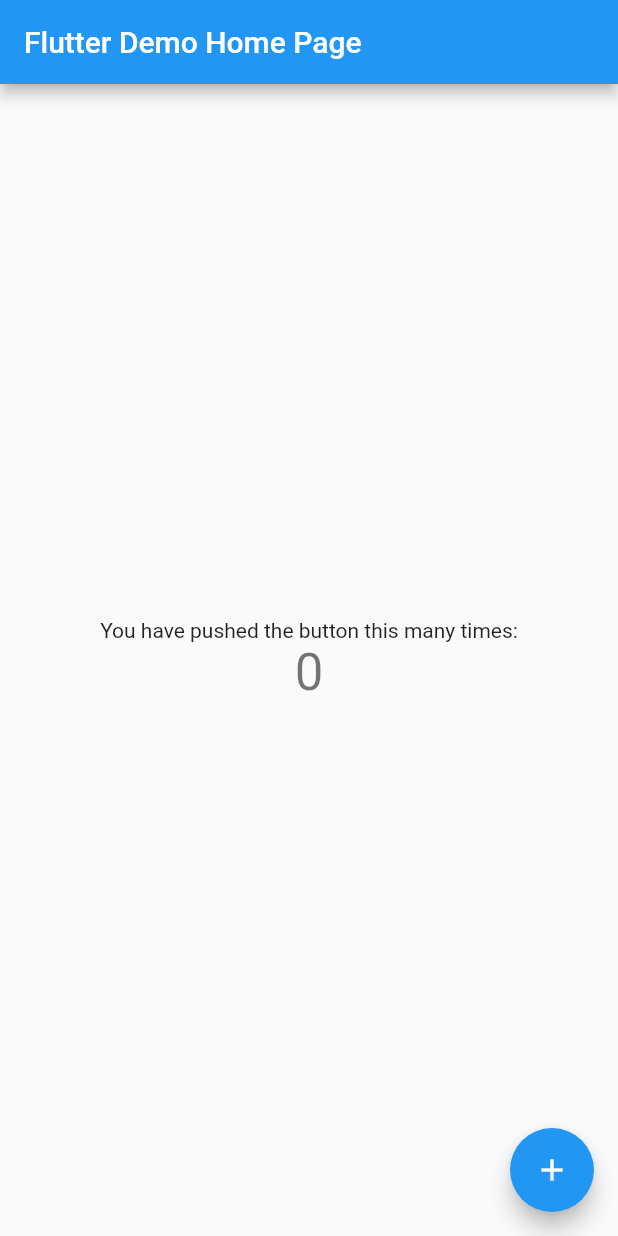
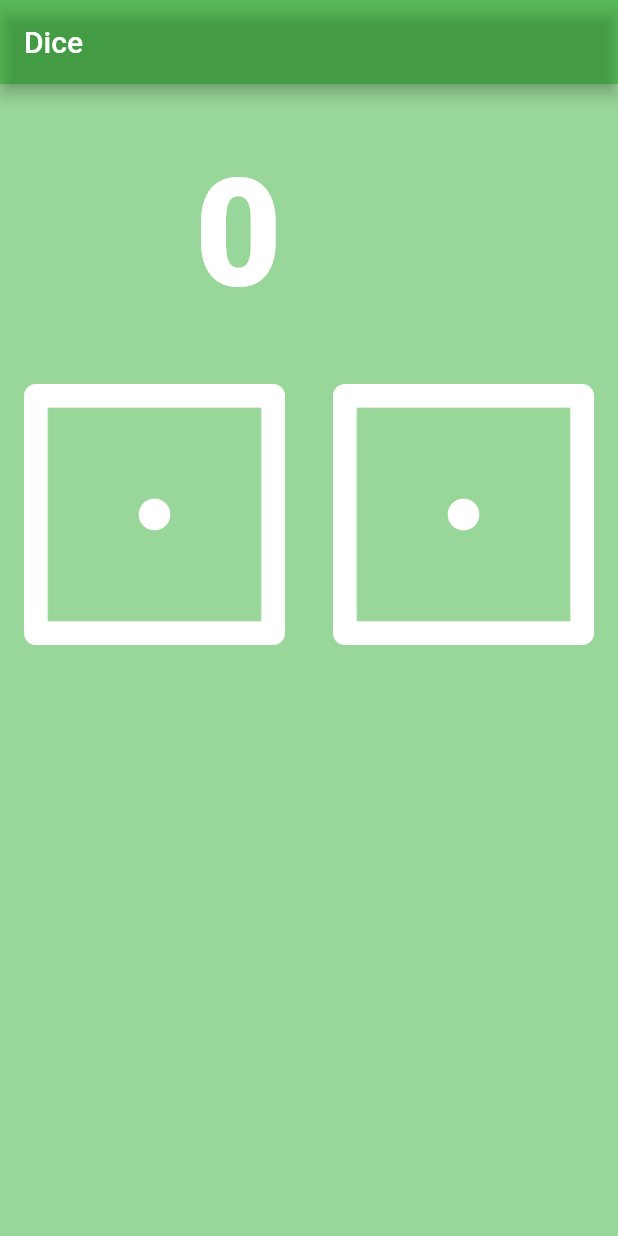
Before and after one commit to denzgrant/Flutter_Dice, a Flutter app: the screen it shows after launch, on a phone screen of 412 x 824 dp. Run offline on Flutter 3.47's test engine with Material 2 defaults, Android fonts, the phone set to English and light mode, and no system bars.

Commit message:
pushing project

```diff
--- a/lib/main.dart
+++ b/lib/main.dart
@@ -1,108 +1,106 @@
 import 'package:flutter/material.dart';
+import 'dart:math';
 
 void main() {
-  runApp(App());
+  return runApp(
+    MaterialApp(
+      home: Scaffold(
+        backgroundColor: Color.fromRGBO(0, 153, 0, 0.4),
+        appBar: AppBar(
+          title: Text('Dice'),
+          backgroundColor: Color.fromRGBO(0, 153, 0, 0.4),
+        ),
+        body: DicePage(),
+      ),
+    ),
+  );
 }
 
-class App extends StatelessWidget {
-  // This widget is the root of your application.
+class DicePage extends StatefulWidget {
   @override
+  _DicePageState createState() => _DicePageState();
+}
+
+//Static language but 'dynamic' keyword makes it dynamic
+
+class _DicePageState extends State<DicePage> {
+  //State of stateless widgets are not meant to change
+  //State is the way how things are or displayed
+  //Updates or changes? Stateful Widget.
+  int leftDiceNumber = 1;
+  int rightDiceNumber = 1;
+  int diceTotal = 0;
+
+  @override
+  //Build method refreshes every time the page is saved.
   Widget build(BuildContext context) {
-    return MaterialApp(
-      title: 'Flutter Demo',
-      theme: ThemeData(
-        primarySwatch: Colors.blue,
-        // This makes the visual density adapt to the platform that you run
-        // the app on. For desktop platforms, the controls will be smaller and
-        // closer together (more dense) than on mobile platforms.
-        visualDensity: VisualDensity.adaptivePlatformDensity,
+    Random random = new Random();
+    void randomDice() {
+      setState(() {
+        leftDiceNumber = random.nextInt(6) + 1;
+        rightDiceNumber = random.nextInt(6) + 1;
+        diceTotal = leftDiceNumber + rightDiceNumber;
+      });
+    }
+
+    // void diceAmount() {
+    //   setState(() {
+    //     var diceTotal = leftDiceNumber + rightDiceNumber;
+    //     // print(diceTotal);
+    //   });
+    // }
+
+    print(diceTotal);
+
+    return Center(
+      child: Column(
+        children: [
+          Row(
+            children: [
+              Padding(
+                padding: const EdgeInsets.only(left: 130.0),
+                child: Text(
+                  "$diceTotal",
+                  textAlign: TextAlign.center,
+                  overflow: TextOverflow.ellipsis,
+                  style: TextStyle(
+                    fontWeight: FontWeight.w900,
+                    fontSize: 100,
+                    color: Colors.white,
+                  ),
+                ),
+              ),
+              SizedBox(
+                height: 200,
+              ),
+            ],
+          ),
+          Row(
+            children: <Widget>[
+              Expanded(
+                //Expanded uses flex like Bootstrap
+                //Expanded widget automatically fills up the screen space
+                child: FlatButton(
+                  child: Image.asset('images/dice$leftDiceNumber.png'),
+                  onPressed: () {
+                    randomDice();
+                    // diceAmount();
+                  },
+                ),
+              ),
+              Expanded(
+                child: FlatButton(
+                  child: Image.asset('images/dice$rightDiceNumber.png'),
+                  onPressed: () {
+                    randomDice();
+                    // diceAmount();
+                  },
+                ),
+              ),
+            ],
+          ),
+        ],
       ),
-      home: HomePage(title: 'Flutter Demo Home Page'),
     );
   }
 }
-
-class HomePage extends StatefulWidget {
-  HomePage({Key key, this.title}) : super(key: key);
-
-  // This widget is the home page of your application. It is stateful, meaning
-  // that it has a State object (defined below) that contains fields that affect
-  // how it looks.
-
-  // This class is the configuration for the state. It holds the values (in this
-  // case the title) provided by the parent (in this case the App widget) and
-  // used by the build method of the State. Fields in a Widget subclass are
-  // always marked "final".
-
-  final String title;
-
-  @override
-  _HomePageState createState() => _HomePageState();
-}
-
-class _HomePageState extends State<HomePage> {
-  int _counter = 0;
-
-  void _incrementCounter() {
-    setState(() {
-      // This call to setState tells the Flutter framework that something has
-      // changed in this State, which causes it to rerun the build method below
-      // so that the display can reflect the updated values. If we changed
-      // _counter without calling setState(), then the build method would not be
-      // called again, and so nothing would appear to happen.
-      _counter++;
-    });
-  }
-
-  @override
-  Widget build(BuildContext context) {
-    // This method is rerun every time setState is called, for instance as done
-    // by the _incrementCounter method above.
-    //
-    // The Flutter framework has been optimized to make rerunning build methods
-    // fast, so that you can just rebuild anything that needs updating rather
-    // than having to individually change instances of widgets.
-    return Scaffold(
-      appBar: AppBar(
-        // Here we take the value from the HomePage object that was created by
-        // the App.build method, and use it to set our appbar title.
-        title: Text(widget.title),
-      ),
-      body: Center(
-        // Center is a layout widget. It takes a single child and positions it
-        // in the middle of the parent.
-        child: Column(
-          // Column is also a layout widget. It takes a list of children and
-          // arranges them vertically. By default, it sizes itself to fit its
-          // children horizontally, and tries to be as tall as its parent.
-          //
-          // Invoke "debug painting" (press "p" in the console, choose the
-          // "Toggle Debug Paint" action from the Flutter Inspector in Android
-          // Studio, or the "Toggle Debug Paint" command in Visual Studio Code)
-          // to see the wireframe for each widget.
-          //
-          // Column has various properties to control how it sizes itself and
-          // how it positions its children. Here we use mainAxisAlignment to
-          // center the children vertically; the main axis here is the vertical
-          // axis because Columns are vertical (the cross axis would be
-          // horizontal).
-          mainAxisAlignment: MainAxisAlignment.center,
-          children: <Widget>[
-            Text(
-              'You have pushed the button this many times:',
-            ),
-            Text(
-              '$_counter',
-              style: Theme.of(context).textTheme.headline4,
-            ),
-          ],
-        ),
-      ),
-      floatingActionButton: FloatingActionButton(
-        onPressed: _incrementCounter,
-        tooltip: 'Increment',
-        child: Icon(Icons.add),
-      ), // This trailing comma makes auto-formatting nicer for build methods.
-    );
-  }
-}
```
Also changed, not shown: pubspec.yaml (+5 -57 lines), images/dice1.png (added), images/dice2.png (added), images/dice3.png (added), images/dice4.png (added), images/dice5.png (added), images/dice6.png (added), pubspec.lock, 3 other files.
